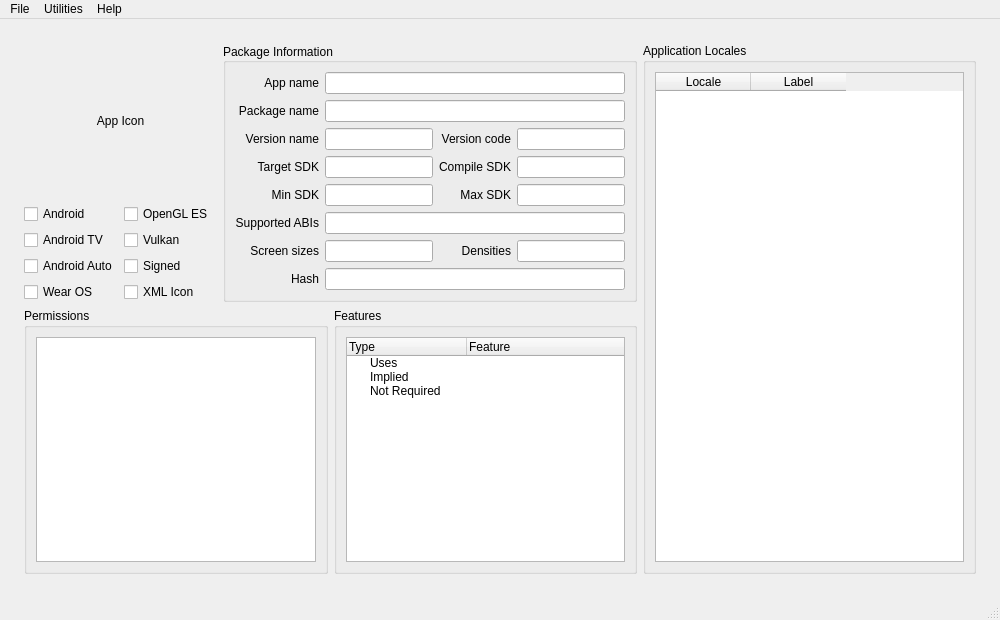
Qt form forms/main.ui (gingusScringus/apacksplorer) before a commit.
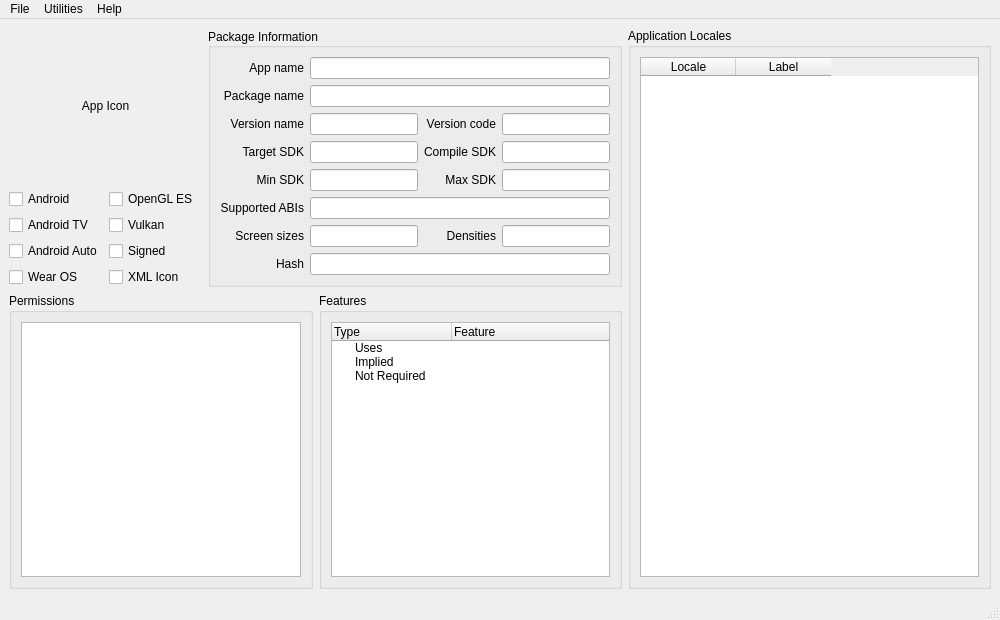
The same form after that commit.

Commit message: refactor UI components and improve settings functionality

Patch:
```diff
--- a/forms/main.ui
+++ b/forms/main.ui
@@ -29,294 +29,8 @@
      <verstretch>0</verstretch>
     </sizepolicy>
    </property>
-   <layout class="QGridLayout" name="gridLayout_4">
-    <property name="leftMargin">
-     <number>24</number>
-    </property>
-    <property name="topMargin">
-     <number>24</number>
-    </property>
-    <property name="rightMargin">
-     <number>24</number>
-    </property>
-    <property name="bottomMargin">
-     <number>24</number>
-    </property>
-    <item row="0" column="0">
-     <widget class="QLabel" name="app_icon_label">
-      <property name="statusTip">
-       <string>App icon</string>
-      </property>
-      <property name="autoFillBackground">
-       <bool>true</bool>
-      </property>
-      <property name="text">
-       <string>App Icon</string>
-      </property>
-      <property name="alignment">
-       <set>Qt::AlignCenter</set>
-      </property>
-     </widget>
-    </item>
-    <item row="0" column="1" rowspan="2">
-     <widget class="QGroupBox" name="package_info_group">
-      <property name="statusTip">
-       <string>Brief APK information</string>
-      </property>
-      <property name="title">
-       <string>Package Information</string>
-      </property>
-      <property name="alignment">
-       <set>Qt::AlignLeading|Qt::AlignLeft|Qt::AlignVCenter</set>
-      </property>
-      <layout class="QGridLayout" name="gridLayout">
-       <item row="0" column="0">
-        <layout class="QGridLayout" name="gridLayout_2">
-         <item row="3" column="0">
-          <widget class="QLabel" name="target_sdk_label">
-           <property name="text">
-            <string>Target SDK</string>
-           </property>
-           <property name="alignment">
-            <set>Qt::AlignRight|Qt::AlignTrailing|Qt::AlignVCenter</set>
-           </property>
-          </widget>
-         </item>
-         <item row="3" column="1" colspan="2">
-          <widget class="QLineEdit" name="target_sdk_field">
-           <property name="statusTip">
-            <string>Targeted app SDK version</string>
-           </property>
-           <property name="readOnly">
-            <bool>true</bool>
-           </property>
-          </widget>
-         </item>
-         <item row="2" column="4" colspan="2">
-          <widget class="QLineEdit" name="version_code_field">
-           <property name="statusTip">
-            <string>Version referred by Android</string>
-           </property>
-           <property name="readOnly">
-            <bool>true</bool>
-           </property>
-          </widget>
-         </item>
-         <item row="4" column="3">
-          <widget class="QLabel" name="max_sdk_label">
-           <property name="text">
-            <string>Max SDK</string>
-           </property>
-           <property name="alignment">
-            <set>Qt::AlignRight|Qt::AlignTrailing|Qt::AlignVCenter</set>
-           </property>
-          </widget>
-         </item>
-         <item row="1" column="0">
-          <widget class="QLabel" name="package_name_label">
-           <property name="text">
-            <string>Package name</string>
-           </property>
-           <property name="alignment">
-            <set>Qt::AlignRight|Qt::AlignTrailing|Qt::AlignVCenter</set>
-           </property>
-          </widget>
-         </item>
-         <item row="6" column="3">
-          <widget class="QLabel" name="densities_label">
-           <property name="text">
-            <string>Densities</string>
-           </property>
-           <property name="alignment">
-            <set>Qt::AlignRight|Qt::AlignTrailing|Qt::AlignVCenter</set>
-           </property>
-          </widget>
-         </item>
-         <item row="4" column="1" colspan="2">
-          <widget class="QLineEdit" name="min_sdk_field">
-           <property name="statusTip">
-            <string>Minimum supported SDK version</string>
-           </property>
-           <property name="whatsThis">
-            <string/>
-           </property>
-           <property name="readOnly">
-            <bool>true</bool>
-           </property>
-          </widget>
-         </item>
-         <item row="2" column="0">
-          <widget class="QLabel" name="version_name_label">
-           <property name="text">
-            <string>Version name</string>
-           </property>
-           <property name="alignment">
-            <set>Qt::AlignRight|Qt::AlignTrailing|Qt::AlignVCenter</set>
-           </property>
-          </widget>
-         </item>
-         <item row="6" column="4" colspan="2">
-          <widget class="QLineEdit" name="densities_field">
-           <property name="statusTip">
-            <string>Supported screen densities</string>
-           </property>
-           <property name="readOnly">
-            <bool>true</bool>
-           </property>
-          </widget>
-         </item>
-         <item row="1" column="1" colspan="5">
-          <widget class="QLineEdit" name="package_name_field">
-           <property name="statusTip">
-            <string>Package identifier referred by Android</string>
-           </property>
-           <property name="readOnly">
-            <bool>true</bool>
-           </property>
-          </widget>
-         </item>
-         <item row="6" column="0">
-          <widget class="QLabel" name="screen_sizes_label">
-           <property name="text">
-            <string>Screen sizes</string>
-           </property>
-           <property name="alignment">
-            <set>Qt::AlignRight|Qt::AlignTrailing|Qt::AlignVCenter</set>
-           </property>
-          </widget>
-         </item>
-         <item row="3" column="3">
-          <widget class="QLabel" name="compile_sdk_label">
-           <property name="text">
-            <string>Compile SDK</string>
-           </property>
-           <property name="alignment">
-            <set>Qt::AlignRight|Qt::AlignTrailing|Qt::AlignVCenter</set>
-           </property>
-          </widget>
-         </item>
-         <item row="0" column="0">
-          <widget class="QLabel" name="app_name_label">
-           <property name="text">
-            <string>App name</string>
-           </property>
-           <property name="alignment">
-            <set>Qt::AlignRight|Qt::AlignTrailing|Qt::AlignVCenter</set>
-           </property>
-           <property name="wordWrap">
-            <bool>true</bool>
-           </property>
-          </widget>
-         </item>
-         <item row="4" column="0">
-          <widget class="QLabel" name="min_sdk_label">
-           <property name="text">
-            <string>Min SDK</string>
-           </property>
-           <property name="alignment">
-            <set>Qt::AlignRight|Qt::AlignTrailing|Qt::AlignVCenter</set>
-           </property>
-          </widget>
-         </item>
-         <item row="5" column="0">
-          <widget class="QLabel" name="supported_abis_label">
-           <property name="text">
-            <string>Supported ABIs</string>
-           </property>
-           <property name="alignment">
-            <set>Qt::AlignRight|Qt::AlignTrailing|Qt::AlignVCenter</set>
-           </property>
-          </widget>
-         </item>
-         <item row="6" column="1" colspan="2">
-          <widget class="QLineEdit" name="screen_sizes_field">
-           <property name="statusTip">
-            <string>Supported screen sizes</string>
-           </property>
-           <property name="readOnly">
-            <bool>true</bool>
-           </property>
-          </widget>
-         </item>
-         <item row="4" column="4" colspan="2">
-          <widget class="QLineEdit" name="max_sdk_field">
-           <property name="statusTip">
-            <string>Maximum supported SDK version</string>
-           </property>
-           <property name="readOnly">
-            <bool>true</bool>
-           </property>
-          </widget>
-         </item>
-         <item row="5" column="1" colspan="5">
-          <widget class="QLineEdit" name="supported_abis_field">
-           <property name="statusTip">
-            <string>ABIs (Application Binary Interfaces) the app supports</string>
-           </property>
-           <property name="readOnly">
-            <bool>true</bool>
-           </property>
-          </widget>
-         </item>
-         <item row="0" column="1" colspan="5">
-          <widget class="QLineEdit" name="app_name_field">
-           <property name="statusTip">
-            <string>App name</string>
-           </property>
-           <property name="readOnly">
-            <bool>true</bool>
-           </property>
-          </widget>
-         </item>
-         <item row="2" column="1" colspan="2">
-          <widget class="QLineEdit" name="version_name_field">
-           <property name="statusTip">
-            <string>Version referred by app</string>
-           </property>
-           <property name="readOnly">
-            <bool>true</bool>
-           </property>
-          </widget>
-         </item>
-         <item row="3" column="4" colspan="2">
-          <widget class="QLineEdit" name="compile_sdk_field">
-           <property name="statusTip">
-            <string>SDK version of built app</string>
-           </property>
-           <property name="readOnly">
-            <bool>true</bool>
-           </property>
-          </widget>
-         </item>
-         <item row="2" column="3">
-          <widget class="QLabel" name="version_code_label">
-           <property name="text">
-            <string>Version code</string>
-           </property>
-           <property name="alignment">
-            <set>Qt::AlignRight|Qt::AlignTrailing|Qt::AlignVCenter</set>
-           </property>
-          </widget>
-         </item>
-         <item row="7" column="0">
-          <widget class="QLabel" name="label">
-           <property name="text">
-            <string>Hash</string>
-           </property>
-           <property name="alignment">
-            <set>Qt::AlignRight|Qt::AlignTrailing|Qt::AlignVCenter</set>
-           </property>
-          </widget>
-         </item>
-         <item row="7" column="1" colspan="5">
-          <widget class="QLineEdit" name="lineEdit"/>
-         </item>
-        </layout>
-       </item>
-      </layout>
-     </widget>
-    </item>
-    <item row="0" column="2" rowspan="3">
+   <layout class="QGridLayout" name="gridLayout_7">
+    <item row="0" column="2" rowspan="2">
      <widget class="QGroupBox" name="app_locales_group">
       <property name="statusTip">
        <string>Locales supported in app</string>
@@ -354,22 +68,25 @@
       </layout>
      </widget>
     </item>
-    <item row="1" column="0">
-     <layout class="QGridLayout" name="gridLayout_7">
-      <item row="3" column="0">
-       <widget class="QCheckBox" name="wearOSCheck">
-        <property name="enabled">
+    <item row="0" column="0">
+     <layout class="QGridLayout" name="gridLayout_4">
+      <item row="0" column="0" colspan="2">
+       <widget class="QLabel" name="app_icon_label">
+        <property name="statusTip">
+         <string>App icon</string>
+        </property>
+        <property name="autoFillBackground">
          <bool>true</bool>
         </property>
         <property name="text">
-         <string>Wear OS</string>
+         <string>App Icon</string>
         </property>
-        <property name="checkable">
-         <bool>true</bool>
+        <property name="alignment">
+         <set>Qt::AlignCenter</set>
         </property>
        </widget>
       </item>
-      <item row="0" column="0">
+      <item row="1" column="0">
        <widget class="QCheckBox" name="androidCheck">
         <property name="enabled">
          <bool>true</bool>
@@ -382,20 +99,43 @@
         </property>
        </widget>
       </item>
+      <item row="2" column="1">
+       <widget class="QCheckBox" name="vulkanCheck">
+        <property name="enabled">
+         <bool>true</bool>
+        </property>
+        <property name="text">
+         <string>Vulkan</string>
+        </property>
+        <property name="checkable">
+         <bool>true</bool>
+        </property>
+       </widget>
+      </item>
+      <item row="3" column="1">
+       <widget class="QCheckBox" name="signedCheck">
+        <property name="text">
+         <string>Signed</string>
+        </property>
+        <property name="checkable">
+         <bool>true</bool>
+        </property>
+       </widget>
+      </item>
+      <item row="4" column="0">
+       <widget class="QCheckBox" name="wearOSCheck">
+        <property name="enabled">
+         <bool>true</bool>
+        </property>
+        <property name="text">
+         <string>Wear OS</string>
+        </property>
+        <property name="checkable">
+         <bool>true</bool>
+        </property>
+       </widget>
+      </item>
       <item row="2" column="0">
-       <widget class="QCheckBox" name="androidAutoCheck">
-        <property name="enabled">
-         <bool>true</bool>
-        </property>
-        <property name="text">
-         <string>Android Auto</string>
-        </property>
-        <property name="checkable">
-         <bool>true</bool>
-        </property>
-       </widget>
-      </item>
-      <item row="1" column="0">
        <widget class="QCheckBox" name="androidTVCheck">
         <property name="enabled">
          <bool>true</bool>
@@ -408,7 +148,7 @@
         </property>
        </widget>
       </item>
-      <item row="0" column="1">
+      <item row="1" column="1">
        <widget class="QCheckBox" name="openGLESCheck">
         <property name="enabled">
          <bool>true</bool>
@@ -421,42 +161,32 @@
         </property>
        </widget>
       </item>
-      <item row="1" column="1">
-       <widget class="QCheckBox" name="vulkanCheck">
+      <item row="3" column="0">
+       <widget class="QCheckBox" name="androidAutoCheck">
         <property name="enabled">
          <bool>true</bool>
         </property>
         <property name="text">
-         <string>Vulkan</string>
+         <string>Android Auto</string>
         </property>
         <property name="checkable">
          <bool>true</bool>
         </property>
        </widget>
       </item>
-      <item row="3" column="1">
+      <item row="4" column="1">
        <widget class="QCheckBox" name="xmlIconCheck">
         <property name="text">
          <string>XML Icon</string>
         </property>
         <property name="checkable">
-         <bool>false</bool>
-        </property>
-       </widget>
-      </item>
-      <item row="2" column="1">
-       <widget class="QCheckBox" name="signedCheck">
-        <property name="text">
-         <string>Signed</string>
-        </property>
-        <property name="checkable">
-         <bool>false</bool>
+         <bool>true</bool>
         </property>
        </widget>
       </item>
      </layout>
     </item>
-    <item row="2" column="0" colspan="2">
+    <item row="1" column="0" colspan="2">
      <layout class="QGridLayout" name="gridLayout_3">
       <item row="0" column="0">
        <widget class="QGroupBox" name="permissions_group">
@@ -532,6 +262,264 @@
       </item>
      </layout>
     </item>
+    <item row="0" column="1">
+     <widget class="QGroupBox" name="package_info_group">
+      <property name="statusTip">
+       <string>Brief APK information</string>
+      </property>
+      <property name="title">
+       <string>Package Information</string>
+      </property>
+      <property name="alignment">
+       <set>Qt::AlignLeading|Qt::AlignLeft|Qt::AlignVCenter</set>
+      </property>
+      <layout class="QGridLayout" name="gridLayout">
+       <item row="0" column="0">
+        <layout class="QGridLayout" name="gridLayout_2">
+         <item row="0" column="1" colspan="5">
+          <widget class="QLineEdit" name="app_name_field">
+           <property name="statusTip">
+            <string>App name</string>
+           </property>
+           <property name="readOnly">
+            <bool>true</bool>
+           </property>
+          </widget>
+         </item>
+         <item row="4" column="4" colspan="2">
+          <widget class="QLineEdit" name="max_sdk_field">
+           <property name="statusTip">
+            <string>Maximum supported SDK version</string>
+           </property>
+           <property name="readOnly">
+            <bool>true</bool>
+           </property>
+          </widget>
+         </item>
+         <item row="7" column="1" colspan="5">
+          <widget class="QLineEdit" name="lineEdit"/>
+         </item>
+         <item row="3" column="3">
+          <widget class="QLabel" name="compile_sdk_label">
+           <property name="text">
+            <string>Compile SDK</string>
+           </property>
+           <property name="alignment">
+            <set>Qt::AlignRight|Qt::AlignTrailing|Qt::AlignVCenter</set>
+           </property>
+          </widget>
+         </item>
+         <item row="0" column="0">
+          <widget class="QLabel" name="app_name_label">
+           <property name="text">
+            <string>App name</string>
+           </property>
+           <property name="alignment">
+            <set>Qt::AlignRight|Qt::AlignTrailing|Qt::AlignVCenter</set>
+           </property>
+           <property name="wordWrap">
+            <bool>true</bool>
+           </property>
+          </widget>
+         </item>
+         <item row="4" column="1" colspan="2">
+          <widget class="QLineEdit" name="min_sdk_field">
+           <property name="statusTip">
+            <string>Minimum supported SDK version</string>
+           </property>
+           <property name="whatsThis">
+            <string/>
+           </property>
+           <property name="readOnly">
+            <bool>true</bool>
+           </property>
+          </widget>
+         </item>
+         <item row="6" column="0">
+          <widget class="QLabel" name="screen_sizes_label">
+           <property name="text">
+            <string>Screen sizes</string>
+           </property>
+           <property name="alignment">
+            <set>Qt::AlignRight|Qt::AlignTrailing|Qt::AlignVCenter</set>
+           </property>
+          </widget>
+         </item>
+         <item row="6" column="4" colspan="2">
+          <widget class="QLineEdit" name="densities_field">
+           <property name="statusTip">
+            <string>Supported screen densities</string>
+           </property>
+           <property name="readOnly">
+            <bool>true</bool>
+           </property>
+          </widget>
+         </item>
+         <item row="6" column="1" colspan="2">
+          <widget class="QLineEdit" name="screen_sizes_field">
+           <property name="statusTip">
+            <string>Supported screen sizes</string>
+           </property>
+           <property name="readOnly">
+            <bool>true</bool>
+           </property>
+          </widget>
+         </item>
+         <item row="4" column="0">
+          <widget class="QLabel" name="min_sdk_label">
+           <property name="text">
+            <string>Min SDK</string>
+           </property>
+           <property name="alignment">
+            <set>Qt::AlignRight|Qt::AlignTrailing|Qt::AlignVCenter</set>
+           </property>
+          </widget>
+         </item>
+         <item row="1" column="1" colspan="5">
+          <widget class="QLineEdit" name="package_name_field">
+           <property name="statusTip">
+            <string>Package identifier referred by Android</string>
+           </property>
+           <property name="readOnly">
+            <bool>true</bool>
+           </property>
+          </widget>
+         </item>
+         <item row="5" column="0">
+          <widget class="QLabel" name="supported_abis_label">
+           <property name="text">
+            <string>Supported ABIs</string>
+           </property>
+           <property name="alignment">
+            <set>Qt::AlignRight|Qt::AlignTrailing|Qt::AlignVCenter</set>
+           </property>
+          </widget>
+         </item>
+         <item row="3" column="0">
+          <widget class="QLabel" name="target_sdk_label">
+           <property name="text">
+            <string>Target SDK</string>
+           </property>
+           <property name="alignment">
+            <set>Qt::AlignRight|Qt::AlignTrailing|Qt::AlignVCenter</set>
+           </property>
+          </widget>
+         </item>
+         <item row="1" column="0">
+          <widget class="QLabel" name="package_name_label">
+           <property name="text">
+            <string>Package name</string>
+           </property>
+           <property name="alignment">
+            <set>Qt::AlignRight|Qt::AlignTrailing|Qt::AlignVCenter</set>
+           </property>
+          </widget>
+         </item>
+         <item row="4" column="3">
+          <widget class="QLabel" name="max_sdk_label">
+           <property name="text">
+            <string>Max SDK</string>
+           </property>
+           <property name="alignment">
+            <set>Qt::AlignRight|Qt::AlignTrailing|Qt::AlignVCenter</set>
+           </property>
+          </widget>
+         </item>
+         <item row="3" column="1" colspan="2">
+          <widget class="QLineEdit" name="target_sdk_field">
+           <property name="statusTip">
+            <string>Targeted app SDK version</string>
+           </property>
+           <property name="readOnly">
+            <bool>true</bool>
+           </property>
+          </widget>
+         </item>
+         <item row="3" column="4" colspan="2">
+          <widget class="QLineEdit" name="compile_sdk_field">
+           <property name="statusTip">
+            <string>SDK version of built app</string>
+           </property>
+           <property name="readOnly">
+            <bool>true</bool>
+           </property>
+          </widget>
+         </item>
+         <item row="5" column="1" colspan="5">
+          <widget class="QLineEdit" name="supported_abis_field">
+           <property name="statusTip">
+            <string>ABIs (Application Binary Interfaces) the app supports</string>
+           </property>
+           <property name="readOnly">
+            <bool>true</bool>
+           </property>
+          </widget>
+         </item>
+         <item row="7" column="0">
+          <widget class="QLabel" name="label">
+           <property name="text">
+            <string>Hash</string>
+           </property>
+           <property name="alignment">
+            <set>Qt::AlignRight|Qt::AlignTrailing|Qt::AlignVCenter</set>
+           </property>
+          </widget>
+         </item>
+         <item row="2" column="0">
+          <widget class="QLabel" name="version_name_label">
+           <property name="text">
+            <string>Version name</string>
+           </property>
+           <property name="alignment">
+            <set>Qt::AlignRight|Qt::AlignTrailing|Qt::AlignVCenter</set>
+           </property>
+          </widget>
+         </item>
+         <item row="2" column="1" colspan="2">
+          <widget class="QLineEdit" name="version_name_field">
+           <property name="statusTip">
+            <string>Version referred by app</string>
+           </property>
+           <property name="readOnly">
+            <bool>true</bool>
+           </property>
+          </widget>
+         </item>
+         <item row="2" column="3">
+          <widget class="QLabel" name="version_code_label">
+           <property name="text">
+            <string>Version code</string>
+           </property>
+           <property name="alignment">
+            <set>Qt::AlignRight|Qt::AlignTrailing|Qt::AlignVCenter</set>
+           </property>
+          </widget>
+         </item>
+         <item row="2" column="4" colspan="2">
+          <widget class="QLineEdit" name="version_code_field">
+           <property name="statusTip">
+            <string>Version referred by Android</string>
+           </property>
+           <property name="readOnly">
+            <bool>true</bool>
+           </property>
+          </widget>
+         </item>
+         <item row="6" column="3">
+          <widget class="QLabel" name="densities_label">
+           <property name="text">
+            <string>Densities</string>
+           </property>
+           <property name="alignment">
+            <set>Qt::AlignRight|Qt::AlignTrailing|Qt::AlignVCenter</set>
+           </property>
+          </widget>
+         </item>
+        </layout>
+       </item>
+      </layout>
+     </widget>
+    </item>
    </layout>
    <zorder>package_info_group</zorder>
    <zorder>app_icon_label</zorder>
```
Left out of the diff: 1 changed line with no effect on the pictures. The commit also changes 5 other files.
